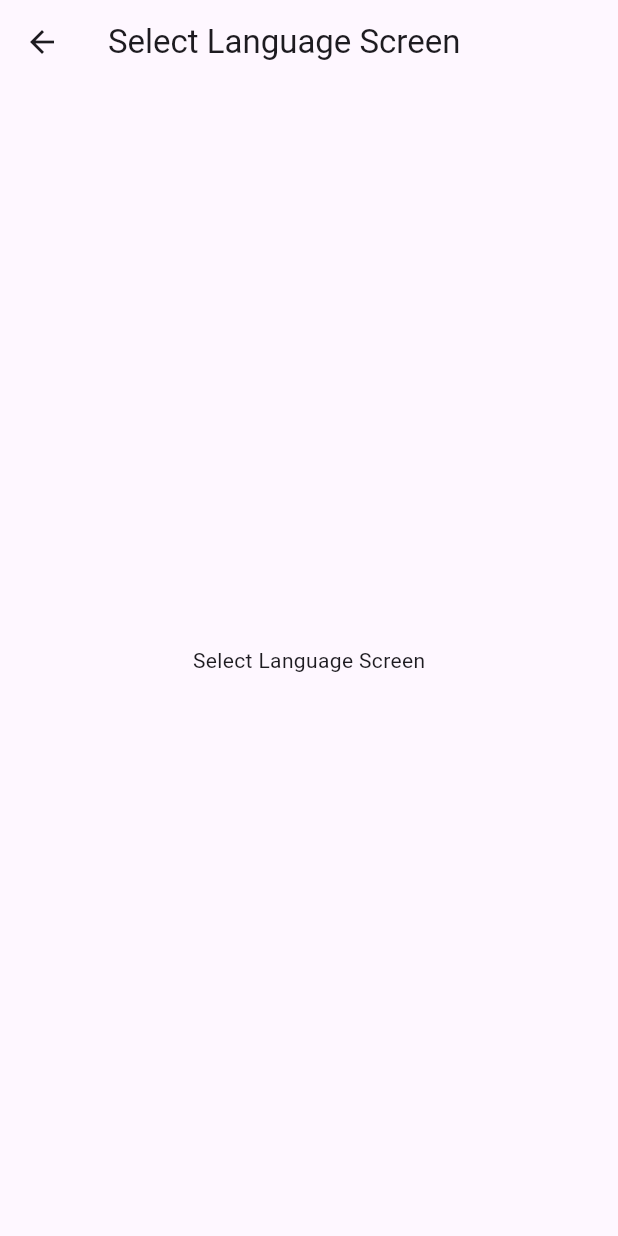
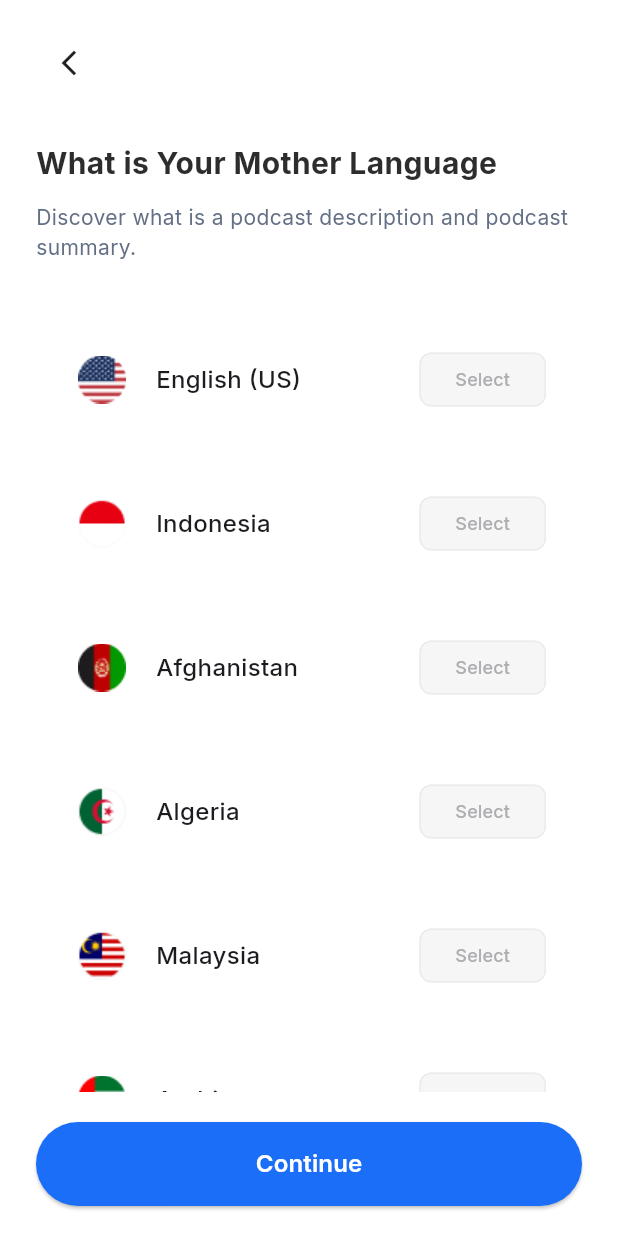
Before and after one commit to shahriarnur03/DrivePrep, a Flutter app: the SelectLanguageScreen screen opened by its route, on a phone screen of 412 x 824 dp. Run offline on Flutter 3.47's test engine with Material 3 defaults, Android fonts, the phone set to English and light mode, and no system bars; our stand-ins replace flutter_spinkit, flutter_svg, geolocator, get, google_fonts.

Commit message:
Add language selection feature and improve navigation

```diff
--- a/lib/features/auth/controllers/signin_controller.dart
+++ b/lib/features/auth/controllers/signin_controller.dart
@@ -1,15 +1,30 @@
+import 'package:driveprep/routes/app_pages.dart';
 import 'package:flutter/material.dart';
+import 'package:geolocator/geolocator.dart';
 import 'package:get/get.dart';
 
 class SignInController extends GetxController {
-  final emailController = TextEditingController();
-  final passwordController = TextEditingController();
+  final TextEditingController emailController = TextEditingController();
+  final TextEditingController passwordController = TextEditingController();
 
   var isPasswordVisible = false.obs;
   var rememberMe = false.obs;
 
   void togglePasswordVisibility() {
     isPasswordVisible.value = !isPasswordVisible.value;
+  }
+
+  void signInAndNavigate() async {
+    // Here you would have your actual sign-in logic.
+    // For now, we just check permission and navigate.
+    await Future.delayed(const Duration(milliseconds: 500)); // Add a small delay
+    LocationPermission permission = await Geolocator.checkPermission();
+    if (permission == LocationPermission.whileInUse ||
+        permission == LocationPermission.always) {
+      Get.offNamed(Routes.SELECT_LANGUAGE); // Use offNamed to not be able to go back to signin
+    } else {
+      Get.offNamed(Routes.LOCATION_ACCESS);
+    }
   }
 
   @override
--- a/lib/features/auth/screens/signin/signin_screen.dart
+++ b/lib/features/auth/screens/signin/signin_screen.dart
@@ -12,7 +12,7 @@ class SignInScreen extends StatelessWidget {
 
   @override
   Widget build(BuildContext context) {
-    final SignInController controller = Get.put(SignInController());
+    final SignInController controller = Get.find<SignInController>();
 
     return Scaffold(
       body: SafeArea(
@@ -128,7 +128,7 @@ class SignInScreen extends StatelessWidget {
                 const SizedBox(height: 14),
                 PrimaryButton(
                   text: 'Sign In',
-                  onPressed: () => Get.toNamed(Routes.LOCATION_ACCESS),
+                  onPressed: controller.signInAndNavigate,
                 ),
                 const SizedBox(height: 24),
                 Row(
--- a/lib/features/language/controllers/language_controller.dart
+++ b/lib/features/language/controllers/language_controller.dart
@@ -0,0 +1,19 @@
+import 'package:driveprep/features/language/models/language_model.dart';
+import 'package:get/get.dart';
+
+class LanguageController extends GetxController {
+  var selectedLanguage = Rx<Language?>(null);
+
+  final List<Language> languages = [
+    Language(name: 'English (US)', flagPath: 'assets/images/US.png'),
+    Language(name: 'Indonesia', flagPath: 'assets/images/Indonesia.png'),
+    Language(name: 'Afghanistan', flagPath: 'assets/images/Afghanistan.png'),
+    Language(name: 'Algeria', flagPath: 'assets/images/Algeria.png'),
+    Language(name: 'Malaysia', flagPath: 'assets/images/Malaysia.png'),
+    Language(name: 'Arabic', flagPath: 'assets/images/AE.png'),
+  ];
+
+  void selectLanguage(Language language) {
+    selectedLanguage.value = language;
+  }
+}
--- /dev/null
+++ b/lib/features/language/models/language_model.dart
@@ -0,0 +1,6 @@
+class Language {
+  final String name;
+  final String flagPath;
+
+  Language({required this.name, required this.flagPath});
+}
--- a/lib/features/language/screens/select_language_screen.dart
+++ b/lib/features/language/screens/select_language_screen.dart
@@ -1,14 +1,69 @@
+import 'package:driveprep/common_widgets/primary_button.dart';
+import 'package:driveprep/constants/text_styles.dart';
+import 'package:driveprep/features/language/controllers/language_controller.dart';
+import 'package:driveprep/features/language/widgets/language_card.dart';
+import 'package:driveprep/routes/app_pages.dart';
 import 'package:flutter/material.dart';
+import 'package:get/get.dart';
 
 class SelectLanguageScreen extends StatelessWidget {
+  const SelectLanguageScreen({super.key});
+
   @override
   Widget build(BuildContext context) {
+    final LanguageController controller = Get.put(LanguageController());
+
     return Scaffold(
-      appBar: AppBar(
-        title: Text('Select Language Screen'),
-      ),
-      body: Center(
-        child: Text('Select Language Screen'),
+      body: SafeArea(
+        child: Padding(
+          padding: const EdgeInsets.symmetric(horizontal: 24, vertical: 20),
+          child: Column(
+            crossAxisAlignment: CrossAxisAlignment.start,
+            children: [
+              InkWell(
+                onTap: () => Get.back(),
+                borderRadius: BorderRadius.circular(100),
+                child: Container(
+                  padding: const EdgeInsets.all(12),
+                  decoration: const BoxDecoration(shape: BoxShape.circle),
+                  child: const Icon(Icons.arrow_back_ios_new, size: 20),
+                ),
+              ),
+              const SizedBox(height: 30),
+              Text(
+                'What is Your Mother Language',
+                style: AppTextStyles.interStyle(
+                  size: 20,
+                  weight: FontWeight.w700,
+                  color: const Color(0xFF2D2D2D),
+                ),
+              ),
+              const SizedBox(height: 12),
+              Text(
+                'Discover what is a podcast description and podcast summary.',
+                style: AppTextStyles.interStyle(
+                  size: 14,
+                  weight: FontWeight.w400,
+                  color: const Color(0xFF636F85),
+                ),
+              ),
+              const SizedBox(height: 30),
+              Expanded(
+                child: ListView.builder(
+                  itemCount: controller.languages.length,
+                  itemBuilder: (context, index) {
+                    return LanguageCard(language: controller.languages[index]);
+                  },
+                ),
+              ),
+              const SizedBox(height: 20),
+              PrimaryButton(
+                text: 'Continue',
+                onPressed: () {},
+              ),
+            ],
+          ),
+        ),
       ),
     );
   }
--- /dev/null
+++ b/lib/features/language/widgets/language_card.dart
@@ -0,0 +1,102 @@
+import 'package:driveprep/constants/text_styles.dart';
+import 'package:driveprep/features/language/controllers/language_controller.dart';
+import 'package:driveprep/features/language/models/language_model.dart';
+import 'package:flutter/material.dart';
+import 'package:get/get.dart';
+
+class LanguageCard extends StatelessWidget {
+  final Language language;
+
+  const LanguageCard({super.key, required this.language});
+
+  @override
+  Widget build(BuildContext context) {
+    final LanguageController controller = Get.find<LanguageController>();
+
+    return Obx(() {
+      final isSelected = controller.selectedLanguage.value == language;
+      return GestureDetector(
+        onTap: () => controller.selectLanguage(language),
+        child: Container(
+          padding: const EdgeInsets.symmetric(horizontal: 24, vertical: 16),
+          margin: const EdgeInsets.symmetric(vertical: 8),
+          decoration: isSelected
+              ? BoxDecoration(
+                  color: Colors.white,
+                  borderRadius: BorderRadius.circular(13.76),
+                  boxShadow: [
+                    BoxShadow(
+                      color: Colors.black.withOpacity(0.08),
+                      blurRadius: 68.8,
+                      spreadRadius: 0,
+                      offset: const Offset(0, 40.133),
+                    ),
+                  ],
+                )
+              : BoxDecoration(
+                  color: Colors.transparent,
+                  borderRadius: BorderRadius.circular(13.76),
+                ),
+          child: Row(
+            children: [
+              Image.asset(language.flagPath, width: 40, height: 40),
+              const SizedBox(width: 16),
+              Text(
+                language.name,
+                style: AppTextStyles.interStyle(size: 16, weight: FontWeight.w500),
+              ),
+              const Spacer(),
+              if (isSelected)
+                Container(
+                  width: 104,
+                  height: 36,
+                  padding: const EdgeInsets.symmetric(horizontal: 3.5, vertical: 1.3),
+                  decoration: BoxDecoration(
+                    color: const Color(0xFF1B6EF7),
+                    borderRadius: BorderRadius.circular(20),
+                  ),
+                  child: Center(
+                    child: Row(
+                      mainAxisAlignment: MainAxisAlignment.center,
+                      children: [
+                        Icon(Icons.check, size: 14, color: Colors.white),
+                        const SizedBox(width: 4),
+                        Text(
+                          'Selected',
+                          style: AppTextStyles.interStyle(
+                            size: 12,
+                            weight: FontWeight.w400,
+                            color: Colors.white,
+                          ),
+                        ),
+                      ],
+                    ),
+                  ),
+                )
+              else
+                OutlinedButton(
+                  onPressed: () => controller.selectLanguage(language),
+                  style: OutlinedButton.styleFrom(
+                    minimumSize: const Size(76, 36),
+                    backgroundColor: const Color(0xFFF6F6F6),
+                    shape: RoundedRectangleBorder(
+                      borderRadius: BorderRadius.circular(8),
+                    ),
+                    side: const BorderSide(color: Color(0xFFEBEBEB)),
+                  ),
+                  child: Text(
+                    'Select',
+                    style: AppTextStyles.interStyle(
+                      size: 12,
+                      weight: FontWeight.w500,
+                      color: const Color(0xFFAEAEB2),
+                    ),
+                  ),
+                ),
+            ],
+          ),
+        ),
+      );
+    });
+  }
+}
--- a/lib/features/location/screens/location_access_screen.dart
+++ b/lib/features/location/screens/location_access_screen.dart
@@ -1,30 +1,42 @@
 import 'package:driveprep/common_widgets/primary_button.dart';
 import 'package:driveprep/constants/text_styles.dart';
+import 'package:driveprep/routes/app_pages.dart';
 import 'package:flutter/material.dart';
 import 'package:flutter_svg/flutter_svg.dart';
 import 'package:geolocator/geolocator.dart';
+import 'package:get/get.dart';
 
 class LocationAccessScreen extends StatelessWidget {
   const LocationAccessScreen({super.key});
 
   Future<void> _requestLocationPermission() async {
-    LocationPermission permission = await Geolocator.checkPermission();
-    if (permission == LocationPermission.denied) {
-      permission = await Geolocator.requestPermission();
-      if (permission == LocationPermission.denied) {
-        // Permissions are denied, next time you could try
-        // requesting permissions again (this is also where
-        // Android's shouldShowRequestPermissionRationale
-        // returned true. According to Android guidelines
-        // your App should show an explanatory UI now.
-        return Future.error('Location permissions are denied');
-      }
-    }
+    LocationPermission permission = await Geolocator.requestPermission();
 
-    if (permission == LocationPermission.deniedForever) {
-      // Permissions are denied forever, handle appropriately.
-      return Future.error(
-          'Location permissions are permanently denied, we cannot request permissions.');
+    if (permission == LocationPermission.whileInUse ||
+        permission == LocationPermission.always) {
+      Get.toNamed(Routes.SELECT_LANGUAGE);
+    } else if (permission == LocationPermission.deniedForever) {
+      // Show a dialog to open app settings
+      Get.dialog(
+        AlertDialog(
+          title: const Text('Location Permission'),
+          content: const Text(
+              'Location permission is permanently denied. Please go to settings to enable it.'),
+          actions: [
+            TextButton(
+              child: const Text('Cancel'),
+              onPressed: () => Get.back(),
+            ),
+            TextButton(
+              child: const Text('Open Settings'),
+              onPressed: () {
+                Geolocator.openAppSettings();
+                Get.back();
+              },
+            ),
+          ],
+        ),
+      );
     }
   }
 
@@ -47,7 +59,8 @@ class LocationAccessScreen extends StatelessWidget {
             Text(
               'Kindly allow us to access your location to\nprovide you with suggestions for nearby\nsalons',
               textAlign: TextAlign.center,
-              style: AppTextStyles.interStyle(weight: FontWeight.w400, color: const Color(0xFF636F85)),
+              style: AppTextStyles.interStyle(
+                  weight: FontWeight.w400, color: const Color(0xFF636F85)),
             ),
             const SizedBox(height: 28),
             PrimaryButton(
@@ -56,12 +69,13 @@ class LocationAccessScreen extends StatelessWidget {
             ),
             const SizedBox(height: 24),
             TextButton(
-              onPressed: () {},
+              onPressed: () => Get.toNamed(Routes.SELECT_LANGUAGE),
               child: Text(
                 'Skip, Not Now',
                 style: AppTextStyles.interStyle(
                     size: 16,
-                    weight: FontWeight.w600, color: const Color(0xFF2D2D2D)),
+                    weight: FontWeight.w600,
+                    color: const Color(0xFF2D2D2D)),
               ),
             ),
           ],
--- a/lib/features/onboarding/screens/onboarding_screen.dart
+++ b/lib/features/onboarding/screens/onboarding_screen.dart
@@ -10,7 +10,7 @@ class OnboardingScreen extends StatelessWidget {
 
   @override
   Widget build(BuildContext context) {
-    final OnboardingController controller = Get.put(OnboardingController());
+    final OnboardingController controller = Get.find<OnboardingController>();
 
     return Scaffold(
       body: SafeArea(
--- a/lib/main.dart
+++ b/lib/main.dart
@@ -12,9 +12,11 @@ class MyApp extends StatelessWidget {
   @override
   Widget build(BuildContext context) {
     return GetMaterialApp(
+      debugShowCheckedModeBanner: false,
       title: 'DrivePrep',
       theme: ThemeData(
         primarySwatch: Colors.blue,
+        scaffoldBackgroundColor: Colors.white,
       ),
       initialRoute: AppPages.INITIAL,
       getPages: AppPages.routes,
--- a/lib/routes/app_pages.dart
+++ b/lib/routes/app_pages.dart
@@ -1,11 +1,14 @@
+import 'package:driveprep/features/auth/controllers/signin_controller.dart';
 import 'package:driveprep/features/auth/controllers/signup_controller.dart';
 import 'package:driveprep/features/auth/screens/forgot_password/forgot_password_screen.dart';
 import 'package:driveprep/features/auth/screens/forgot_password/reset_password_screen.dart';
 import 'package:driveprep/features/auth/screens/forgot_password/verify_code_screen.dart';
 import 'package:driveprep/features/auth/screens/signin/signin_screen.dart';
 import 'package:driveprep/features/auth/screens/signup/signup_screen.dart';
+import 'package:driveprep/features/language/controllers/language_controller.dart';
 import 'package:driveprep/features/language/screens/select_language_screen.dart';
 import 'package:driveprep/features/location/screens/location_access_screen.dart';
+import 'package:driveprep/features/onboarding/controllers/onboarding_controller.dart';
 import 'package:driveprep/features/onboarding/screens/onboarding_screen.dart';
 import 'package:driveprep/features/splash/screens/splash_screen.dart';
 import 'package:get/get.dart';
@@ -23,10 +26,16 @@ class AppPages {
     GetPage(
       name: Routes.ONBOARDING,
       page: () => OnboardingScreen(),
+      binding: BindingsBuilder(() {
+        Get.lazyPut<OnboardingController>(() => OnboardingController());
+      }),
     ),
     GetPage(
       name: Routes.SIGNIN,
       page: () => SignInScreen(),
+      binding: BindingsBuilder(() {
+        Get.lazyPut<SignInController>(() => SignInController());
+      }),
     ),
     GetPage(
       name: Routes.SIGNUP,
@@ -54,6 +63,9 @@ class AppPages {
     GetPage(
       name: Routes.SELECT_LANGUAGE,
       page: () => SelectLanguageScreen(),
+      binding: BindingsBuilder(() {
+        Get.lazyPut<LanguageController>(() => LanguageController());
+      }),
     ),
   ];
 }
```
Also changed, not shown: assets/Screenshot 2025-09-29 at 10.52.45 PM.png (deleted), assets/images/Screenshot 2025-09-30 at 12.10.56 PM.png (added).
